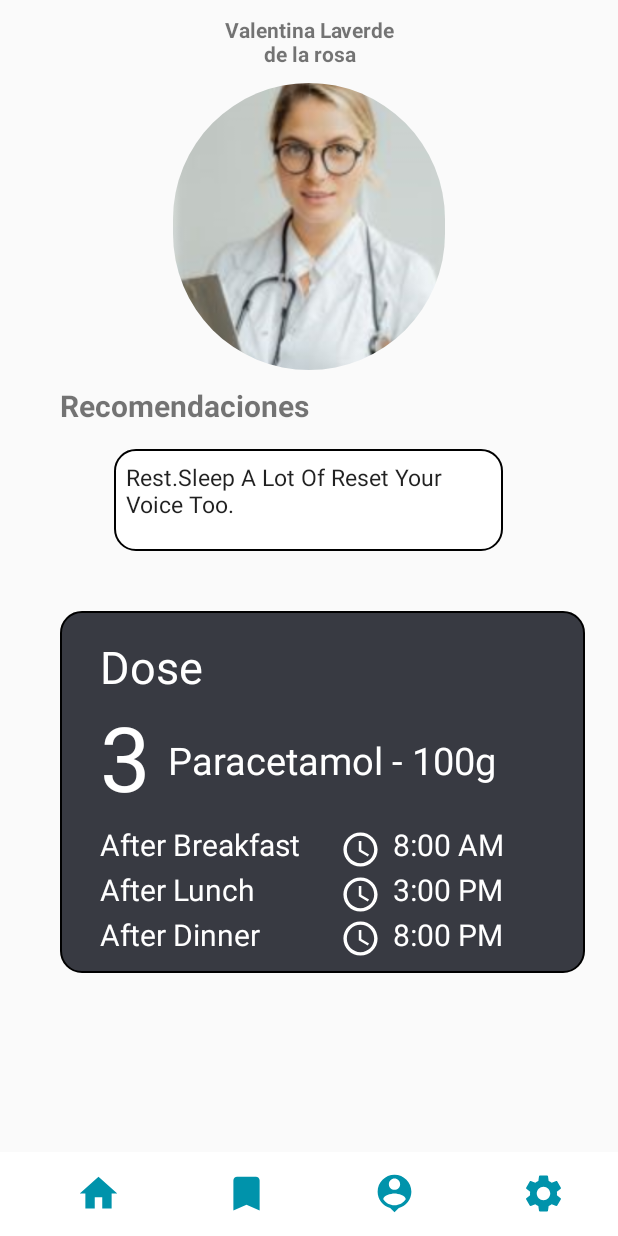
After one commit to Desarrollo-de-Soluciones-IoT/Mobile-Aplication, an Android app: the PrescriptionPatient screen opened directly, with no data from a screen before it, on a phone screen of 412 x 824 dp. The commit adds this screen. Run offline under Robolectric (Android 15) with nearby library versions, the phone set to English and light mode, and no system bars; network calls fail.

Commit message:
linked prescriptions button to activity ListPrescriptions.kt

```diff
--- a/app/src/main/java/com/example/docseeker/DashboardPatients.kt
+++ b/app/src/main/java/com/example/docseeker/DashboardPatients.kt
@@ -61,6 +61,11 @@ class DashboardPatients : AppCompatActivity() {
             val intent = Intent(this, MedicalHistoryPatient::class.java)
             startActivity(intent)
         }
+        val prescriptionsbutton = findViewById<CardView>(R.id.menu_prescriptions)
+        prescriptionsbutton.setOnClickListener{
+            val intent = Intent(this, ListPrescriptions::class.java)
+            startActivity(intent)
+        }
 
         // FUNCTIONS TO EVERY ACTIVITY WHICH USES TOOLBAR
         val toolbarClickListener = ToolbarClickListener(this)
--- /dev/null
+++ b/app/src/main/java/com/example/docseeker/PrescriptionPatient.kt
@@ -0,0 +1,27 @@
+package com.example.docseeker
+
+import androidx.appcompat.app.AppCompatActivity
+import android.os.Bundle
+import android.widget.ImageButton
+
+class PrescriptionPatient : AppCompatActivity() {
+    override fun onCreate(savedInstanceState: Bundle?) {
+        super.onCreate(savedInstanceState)
+        setContentView(R.layout.activity_prescription_patient)
+
+        // FUNCTIONS TO EVERY ACTIVITY WHICH USES TOOLBAR
+        val toolbarClickListener = ToolbarClickListener(this)
+
+        // REFERENCES TO BUTTONS FROM TOOLBAR
+        val button1 = findViewById<ImageButton>(R.id.button1)
+        val button2 = findViewById<ImageButton>(R.id.button2)
+        val button3 = findViewById<ImageButton>(R.id.button3)
+        val button4 = findViewById<ImageButton>(R.id.button4)
+
+
+        // SET OnClickListener WITH ToolbarClickListener
+        button1.setOnClickListener(toolbarClickListener)
+        button2.setOnClickListener(toolbarClickListener)
+        button3.setOnClickListener(toolbarClickListener)
+    }
+}
--- /dev/null
+++ b/app/src/main/res/drawable/baseline_access_time_24.xml
@@ -0,0 +1,6 @@
+<vector android:height="24dp" android:tint="#FFFFFF"
+    android:viewportHeight="24" android:viewportWidth="24"
+    android:width="24dp" xmlns:android="http://schemas.android.com/apk/res/android">
+    <path android:fillColor="@android:color/white" android:pathData="M11.99,2C6.47,2 2,6.48 2,12s4.47,10 9.99,10C17.52,22 22,17.52 22,12S17.52,2 11.99,2zM12,20c-4.42,0 -8,-3.58 -8,-8s3.58,-8 8,-8 8,3.58 8,8 -3.58,8 -8,8z"/>
+    <path android:fillColor="@android:color/white" android:pathData="M12.5,7H11v6l5.25,3.15 0.75,-1.23 -4.5,-2.67z"/>
+</vector>
--- /dev/null
+++ b/app/src/main/res/drawable/solid_border.xml
@@ -0,0 +1,9 @@
+<?xml version="1.0" encoding="utf-8"?>
+<shape xmlns:android="http://schemas.android.com/apk/res/android"
+    android:shape="rectangle">
+    <solid android:color="#383A42" />
+    <stroke android:width="1dp" android:color="@color/black" />
+    <corners android:radius="14dp" />
+    <padding android:left="7dp" android:top="7dp" android:right="7dp"
+        android:bottom="7dp"/>
+</shape>
--- a/app/src/main/res/layout/activity_medical_presciption.xml
+++ b/app/src/main/res/layout/activity_list_medical_prescription.xml
@@ -18,7 +18,8 @@
             android:layout_height="1dp"
             android:background="#000"/>
 
-        <TableRow>
+        <TableRow
+            android:id="@+id/itemTable">
 
             <TextView
                 android:padding="5dp"
--- a/app/src/main/res/layout/prescription.xml
+++ b/app/src/main/res/layout/activity_prescription_patient.xml
@@ -93,7 +93,7 @@
                 android:layout_height="34dp"
                 android:layout_marginLeft="180dp"
                 android:layout_marginTop="135dp"
-                android:src="@drawable/reloj" />
+                android:src="@drawable/baseline_access_time_24" />
 
             <TextView
                 android:layout_width="wrap_content"
@@ -118,7 +118,7 @@
                 android:layout_height="34dp"
                 android:layout_marginLeft="180dp"
                 android:layout_marginTop="165dp"
-                android:src="@drawable/reloj" />
+                android:src="@drawable/baseline_access_time_24" />
 
             <TextView
                 android:layout_width="wrap_content"
@@ -143,7 +143,7 @@
                 android:layout_height="34dp"
                 android:layout_marginLeft="180dp"
                 android:layout_marginTop="195dp"
-                android:src="@drawable/reloj" />
+                android:src="@drawable/baseline_access_time_24" />
 
             <TextView
                 android:layout_width="wrap_content"
@@ -166,12 +166,6 @@
 
         </RelativeLayout>
 
-
-
-
-
-
-
     </LinearLayout>
 
     <include
```
Also changed, not shown: app/src/main/AndroidManifest.xml (+8 -0 lines), app/src/main/java/com/example/docseeker/ListPrescriptions.kt (added, +35 -0 lines).
